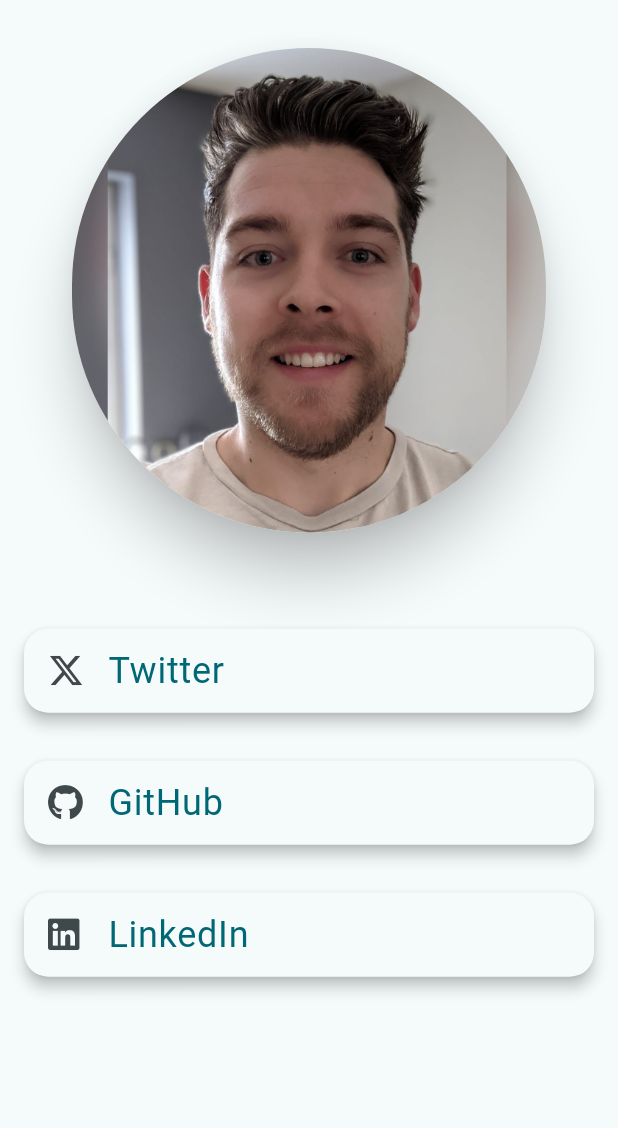
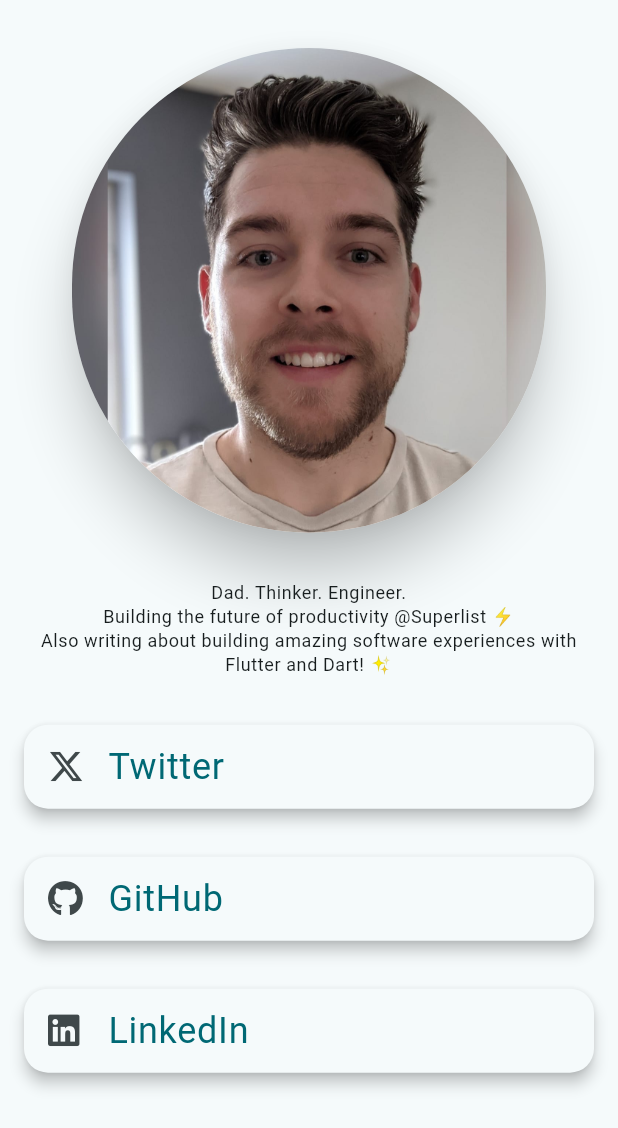
Before and after one commit to CillianMyles/cillianmyles.com, a Flutter app: the screen it shows after launch, on a phone screen of 412 x 824 dp. Shown: the top 1128 px of the screen. Run offline on Flutter 3.47's test engine with Material 3 defaults, Android fonts, the phone set to English and light mode, and no system bars; our stand-ins replace font_awesome_flutter.

Commit message:
feat: bio

```diff
--- a/lib/main.dart
+++ b/lib/main.dart
@@ -66,6 +66,13 @@ class _Page extends StatelessWidget {
                       elevation: 16,
                       child: Image.asset('assets/images/cillian.jpg'),
                     ),
+                  ),
+                  Text(
+                    'Dad. Thinker. Engineer. \n'
+                    'Building the future of productivity @Superlist ⚡️ \n'
+                    'Also writing about building amazing software experiences with Flutter and Dart! ✨',
+                    style: Theme.of(context).textTheme.bodySmall,
+                    textAlign: TextAlign.center,
                   ),
                   const SizedBox(height: 32),
                   _Button(
```
